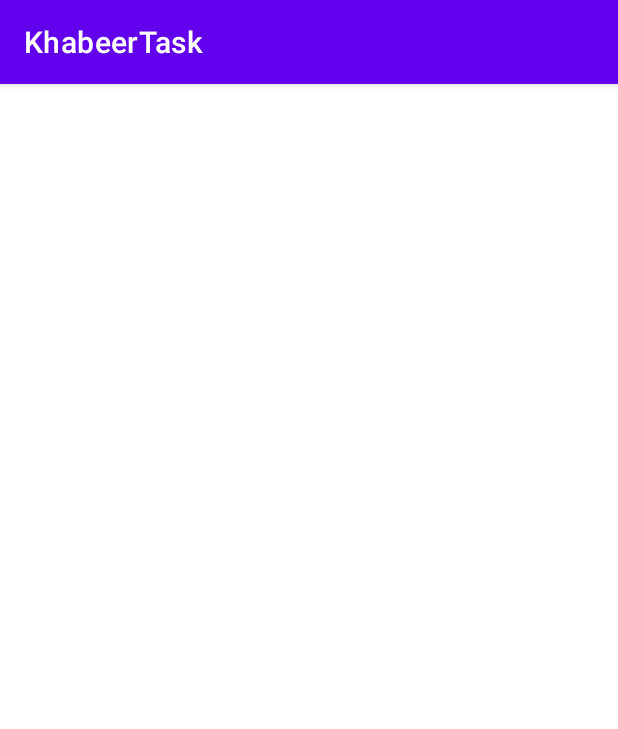
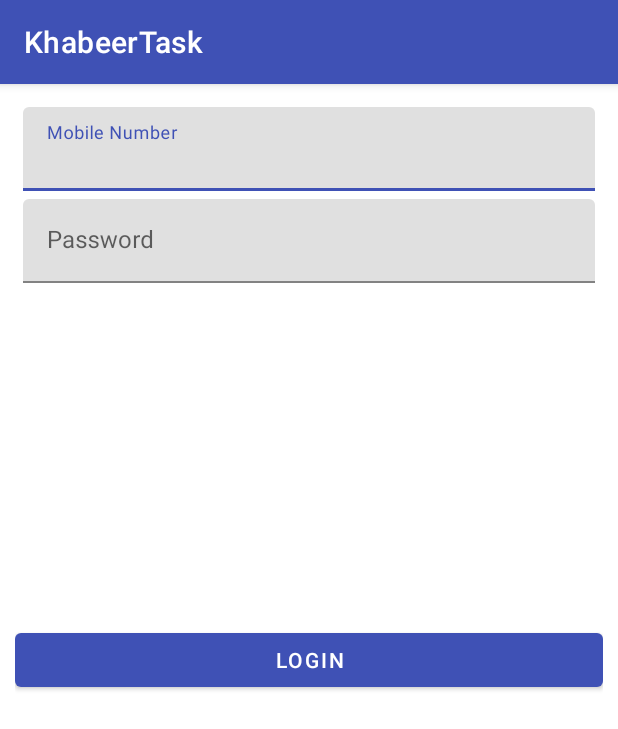
Before and after one commit to alytaha46/KhabeerTask, an Android app: the screen it shows after launch (MainActivity), on a phone screen of 412 x 824 dp. Shown: the top 729 px of the screen. Run offline under Robolectric (Android 15) with nearby library versions, the phone set to English and light mode, and no system bars; our stand-ins replace Timber, data binding; libraries missing offline, so code that uses them is left out: com.yariksoffice.lingver; 1 statement that could not run was skipped.

Commit message:
add Login Screen UI

```diff
--- a/app/src/main/AndroidManifest.xml
+++ b/app/src/main/AndroidManifest.xml
@@ -14,7 +14,7 @@
         android:theme="@style/Theme.KhabeerTask"
         tools:targetApi="31">
         <activity
-            android:name=".MainActivity"
+            android:name=".ui.MainActivity"
             android:exported="true">
             <intent-filter>
                 <action android:name="android.intent.action.MAIN" />
--- a/app/src/main/java/com/example/khabeertask/LanguageApplication.kt
+++ b/app/src/main/java/com/example/khabeertask/LanguageApplication.kt
@@ -2,10 +2,12 @@ package com.example.khabeertask
 
 import android.app.Application
 import com.yariksoffice.lingver.Lingver
+import timber.log.Timber
 
-class LanguageApplication :Application() {
+class LanguageApplication : Application() {
     override fun onCreate() {
         super.onCreate()
         Lingver.init(this, "ar")
+        Timber.plant(Timber.DebugTree())
     }
 }
--- /dev/null
+++ b/app/src/main/java/com/example/khabeertask/network/apiManager.kt
@@ -0,0 +1,4 @@
+package com.example.khabeertask.network
+
+class apiManager {
+}
--- a/app/src/main/java/com/example/khabeertask/MainActivity.kt
+++ b/app/src/main/java/com/example/khabeertask/ui/MainActivity.kt
@@ -1,7 +1,8 @@
-package com.example.khabeertask
+package com.example.khabeertask.ui
 
 import androidx.appcompat.app.AppCompatActivity
 import android.os.Bundle
+import com.example.khabeertask.R
 
 class MainActivity : AppCompatActivity() {
     override fun onCreate(savedInstanceState: Bundle?) {
--- /dev/null
+++ b/app/src/main/java/com/example/khabeertask/ui/loginFragment/LoginFragment.kt
@@ -0,0 +1,42 @@
+package com.example.khabeertask.ui.loginFragment
+
+import android.os.Bundle
+import android.view.LayoutInflater
+import android.view.View
+import android.view.ViewGroup
+import androidx.databinding.DataBindingUtil
+import androidx.fragment.app.Fragment
+import androidx.lifecycle.Observer
+import androidx.lifecycle.ViewModelProvider
+import com.example.khabeertask.R
+import com.example.khabeertask.databinding.FragmentLoginBinding
+import com.example.khabeertask.viewmodels.LoginViewModel
+import timber.log.Timber
+
+class LoginFragment : Fragment() {
+
+    private lateinit var viewModel: LoginViewModel
+    private lateinit var binding: FragmentLoginBinding
+
+    override fun onCreateView(
+        inflater: LayoutInflater,
+        container: ViewGroup?,
+        savedInstanceState: Bundle?
+    ): View? {
+        viewModel = ViewModelProvider(this)[LoginViewModel::class.java]
+        binding = DataBindingUtil.inflate(inflater, R.layout.fragment_login, container, false)
+        binding.vm = viewModel
+        binding.lifecycleOwner = viewLifecycleOwner
+        viewModel.errorType.observe(viewLifecycleOwner, Observer {
+            if (it == "Mobile") {
+                binding.error.setText(R.string.mobile_error)
+            } else if (it == "Password") {
+                binding.error.setText(R.string.password_error)
+            }else
+            {
+                binding.error.text = ""
+            }
+        })
+        return binding.root
+    }
+}
--- /dev/null
+++ b/app/src/main/java/com/example/khabeertask/viewmodels/LoginViewModel.kt
@@ -0,0 +1,29 @@
+package com.example.khabeertask.viewmodels
+
+import android.util.Log
+import androidx.lifecycle.LiveData
+import androidx.lifecycle.MutableLiveData
+import androidx.lifecycle.ViewModel
+import timber.log.Timber
+
+class LoginViewModel : ViewModel() {
+    val mobileNumber = MutableLiveData<String>()
+    val password = MutableLiveData<String>()
+
+    private val _errorType = MutableLiveData<String>("")
+    val errorType get() = _errorType
+
+    fun login() {
+        val mobileNumber: String = mobileNumber.value.toString()
+        val password: String = password.value.toString()
+        if (mobileNumber.length < 10) {
+            _errorType.value = "Mobile"
+            return
+        } else if (password.length < 5) {
+            _errorType.value = "Password"
+            return
+        }
+        _errorType.value = ""
+
+    }
+}
--- a/app/src/main/res/layout/activity_main.xml
+++ b/app/src/main/res/layout/activity_main.xml
@@ -4,7 +4,7 @@
     xmlns:tools="http://schemas.android.com/tools"
     android:layout_width="match_parent"
     android:layout_height="match_parent"
-    tools:context=".MainActivity">
+    tools:context=".ui.MainActivity">
 
     <androidx.fragment.app.FragmentContainerView
         android:id="@+id/nav_host_fragment"
--- /dev/null
+++ b/app/src/main/res/layout/fragment_login.xml
@@ -0,0 +1,77 @@
+<?xml version="1.0" encoding="utf-8"?>
+<layout xmlns:android="http://schemas.android.com/apk/res/android"
+    xmlns:app="http://schemas.android.com/apk/res-auto"
+    xmlns:tools="http://schemas.android.com/tools">
+
+    <data>
+
+        <variable
+            name="vm"
+            type="com.example.khabeertask.viewmodels.LoginViewModel" />
+    </data>
+
+    <androidx.constraintlayout.widget.ConstraintLayout
+        android:layout_width="match_parent"
+        android:layout_height="match_parent"
+        android:layout_margin="10dp"
+        tools:context=".ui.loginFragment.LoginFragment">
+
+        <com.google.android.material.textfield.TextInputLayout
+            android:id="@+id/mobile_number_layout"
+            android:layout_width="match_parent"
+            android:layout_height="wrap_content"
+            android:hint="@string/mobile_number"
+            app:layout_constraintStart_toStartOf="parent"
+            app:layout_constraintTop_toTopOf="parent"
+            android:layout_margin="5dp">
+
+            <com.google.android.material.textfield.TextInputEditText
+                android:id="@+id/mobile_number"
+                android:layout_width="match_parent"
+                android:layout_height="wrap_content"
+                android:inputType="number"
+                android:text="@={vm.mobileNumber}"/>
+
+        </com.google.android.material.textfield.TextInputLayout>
+
+        <com.google.android.material.textfield.TextInputLayout
+            android:id="@+id/password_layout"
+            android:layout_width="match_parent"
+            android:layout_height="wrap_content"
+            android:hint="@string/password"
+            app:layout_constraintStart_toStartOf="parent"
+            app:layout_constraintTop_toBottomOf="@id/mobile_number_layout"
+            android:layout_margin="5dp">
+
+            <com.google.android.material.textfield.TextInputEditText
+                android:id="@+id/password"
+                android:layout_width="match_parent"
+                android:layout_height="wrap_content"
+                android:inputType="textPassword"
+                android:text="@={vm.password}"/>
+
+        </com.google.android.material.textfield.TextInputLayout>
+        <TextView
+            android:id="@+id/error"
+            android:layout_margin="10dp"
+            android:layout_width="match_parent"
+            android:layout_height="wrap_content"
+            app:layout_constraintTop_toBottomOf="@id/password_layout"
+            app:layout_constraintStart_toStartOf="parent"
+            app:layout_constraintEnd_toEndOf="parent"
+            android:textColor="@color/red"
+            />
+
+        <Button
+            android:layout_width="match_parent"
+            android:layout_height="wrap_content"
+            app:layout_constraintStart_toStartOf="parent"
+            app:layout_constraintEnd_toEndOf="parent"
+            app:layout_constraintTop_toTopOf="parent"
+            app:layout_constraintBottom_toBottomOf="parent"
+            android:text="@string/login_fragment"
+            android:onClick="@{()->vm.login()}"
+            />
+
+    </androidx.constraintlayout.widget.ConstraintLayout>
+</layout>
--- a/app/src/main/res/navigation/nav_graph.xml
+++ b/app/src/main/res/navigation/nav_graph.xml
@@ -1,6 +1,22 @@
 <?xml version="1.0" encoding="utf-8"?>
 <navigation xmlns:android="http://schemas.android.com/apk/res/android"
     xmlns:app="http://schemas.android.com/apk/res-auto"
-    android:id="@+id/nav_graph.xml">
+    xmlns:tools="http://schemas.android.com/tools"
+    android:id="@+id/nav_graph.xml"
+    app:startDestination="@id/loginFragment">
 
+    <fragment
+        android:id="@+id/loginFragment"
+        android:name="com.example.khabeertask.ui.loginFragment.LoginFragment"
+        android:label="fragment_login"
+        tools:layout="@layout/fragment_login" >
+        <action
+            android:id="@+id/action_loginFragment_to_payrollFragment"
+            app:destination="@id/payrollFragment" />
+    </fragment>
+    <fragment
+        android:id="@+id/payrollFragment"
+        android:name="com.example.khabeertask.ui.payrollFragment.PayrollFragment"
+        android:label="fragment_payroll"
+        tools:layout="@layout/fragment_payroll" />
 </navigation>
--- a/app/src/main/res/values-night/themes.xml
+++ /dev/null
@@ -1,16 +0,0 @@
-<resources xmlns:tools="http://schemas.android.com/tools">
-    <!-- Base application theme. -->
-    <style name="Theme.KhabeerTask" parent="Theme.MaterialComponents.DayNight.DarkActionBar">
-        <!-- Primary brand color. -->
-        <item name="colorPrimary">@color/purple_200</item>
-        <item name="colorPrimaryVariant">@color/purple_700</item>
-        <item name="colorOnPrimary">@color/black</item>
-        <!-- Secondary brand color. -->
-        <item name="colorSecondary">@color/teal_200</item>
-        <item name="colorSecondaryVariant">@color/teal_200</item>
-        <item name="colorOnSecondary">@color/black</item>
-        <!-- Status bar color. -->
-        <item name="android:statusBarColor">?attr/colorPrimaryVariant</item>
-        <!-- Customize your theme here. -->
-    </style>
-</resources>
--- a/app/src/main/res/values/colors.xml
+++ b/app/src/main/res/values/colors.xml
@@ -1,10 +1,15 @@
 <?xml version="1.0" encoding="utf-8"?>
 <resources>
-    <color name="purple_200">#FFBB86FC</color>
-    <color name="purple_500">#FF6200EE</color>
-    <color name="purple_700">#FF3700B3</color>
-    <color name="teal_200">#FF03DAC5</color>
-    <color name="teal_700">#FF018786</color>
+    <color name="colorPrimary">#3f51b5</color>
+    <color name="colorPrimaryVariant">#303e9f</color>
+    <color name="colorOnPrimary">#ffffff</color>
+
+    <color name="colorSecondary">#ffffff</color>
+    <color name="colorSecondaryVariant">#4ac8d4</color>
+    <color name="colorOnSecondary">#999999</color>
+
+    <color name="background">#f2f2f2</color>
     <color name="black">#FF000000</color>
     <color name="white">#FFFFFFFF</color>
+    <color name="red">#f00</color>
 </resources>
--- a/app/src/main/res/values/strings.xml
+++ b/app/src/main/res/values/strings.xml
@@ -1,4 +1,10 @@
 <resources>
-    <string name="app_name" translatable="false">KhabeerTask</string>
+    <string name="app_name">KhabeerTask</string>
     <string name="hello">Hello World!</string>
+    <string name="login_fragment">Login</string>
+    <string name="payroll_fragment">Payroll</string>
+    <string name="mobile_number">Mobile Number</string>
+    <string name="password">Password</string>
+    <string name="mobile_error">Mobile Number is not correct</string>
+    <string name="password_error">Password must be more than 5 characters</string>
 </resources>
--- a/app/src/main/res/values/themes.xml
+++ b/app/src/main/res/values/themes.xml
@@ -2,13 +2,13 @@
     <!-- Base application theme. -->
     <style name="Theme.KhabeerTask" parent="Theme.MaterialComponents.DayNight.DarkActionBar">
         <!-- Primary brand color. -->
-        <item name="colorPrimary">@color/purple_500</item>
-        <item name="colorPrimaryVariant">@color/purple_700</item>
-        <item name="colorOnPrimary">@color/white</item>
+        <item name="colorPrimary">@color/colorPrimary</item>
+        <item name="colorPrimaryVariant">@color/colorPrimaryVariant</item>
+        <item name="colorOnPrimary">@color/colorOnPrimary</item>
         <!-- Secondary brand color. -->
-        <item name="colorSecondary">@color/teal_200</item>
-        <item name="colorSecondaryVariant">@color/teal_700</item>
-        <item name="colorOnSecondary">@color/black</item>
+        <item name="colorSecondary">@color/colorSecondary</item>
+        <item name="colorSecondaryVariant">@color/colorSecondaryVariant</item>
+        <item name="colorOnSecondary">@color/colorOnSecondary</item>
         <!-- Status bar color. -->
         <item name="android:statusBarColor">?attr/colorPrimaryVariant</item>
         <!-- Customize your theme here. -->
```
Also changed, not shown: app/build.gradle (+38 -0 lines), app/src/main/java/com/example/khabeertask/ui/payrollFragment/PayrollFragment.kt (added, +22 -0 lines), app/src/main/res/layout/fragment_payroll.xml (added, +14 -0 lines), build.gradle (+10 -0 lines), 1 other file.
